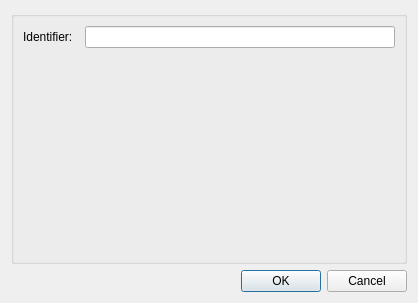
This is mapclientplugins/argonviewerstep/qt/configuredialog.ui in hsorby/mapclientplugins.argonviewerstep as Qt 5 draws it before an edit. The edited form follows.
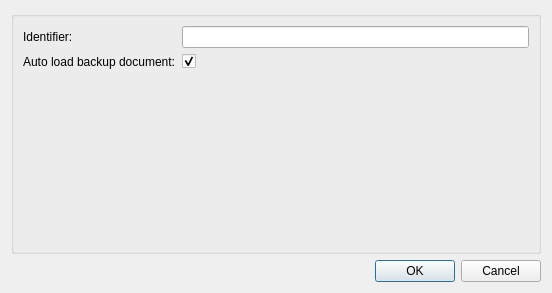
This is the edited form.

Commit message: Add functionality to skip loading backup document.

What changed in the file:
```diff
--- a/mapclientplugins/argonviewerstep/qt/configuredialog.ui
+++ b/mapclientplugins/argonviewerstep/qt/configuredialog.ui
@@ -6,8 +6,8 @@
    <rect>
     <x>0</x>
     <y>0</y>
-    <width>418</width>
-    <height>303</height>
+    <width>552</width>
+    <height>293</height>
    </rect>
   </property>
   <property name="windowTitle">
@@ -40,6 +40,23 @@
       <item row="0" column="1">
        <widget class="QLineEdit" name="lineEditIdentifier"/>
       </item>
+      <item row="1" column="0">
+       <widget class="QLabel" name="labelAutoLoadBackupDocument">
+        <property name="text">
+         <string>Auto load backup document:</string>
+        </property>
+       </widget>
+      </item>
+      <item row="1" column="1">
+       <widget class="QCheckBox" name="checkBoxAutoLoadBackupDocument">
+        <property name="text">
+         <string/>
+        </property>
+        <property name="checked">
+         <bool>true</bool>
+        </property>
+       </widget>
+      </item>
      </layout>
     </widget>
    </item>
```
The commit also changes 3 other files.
